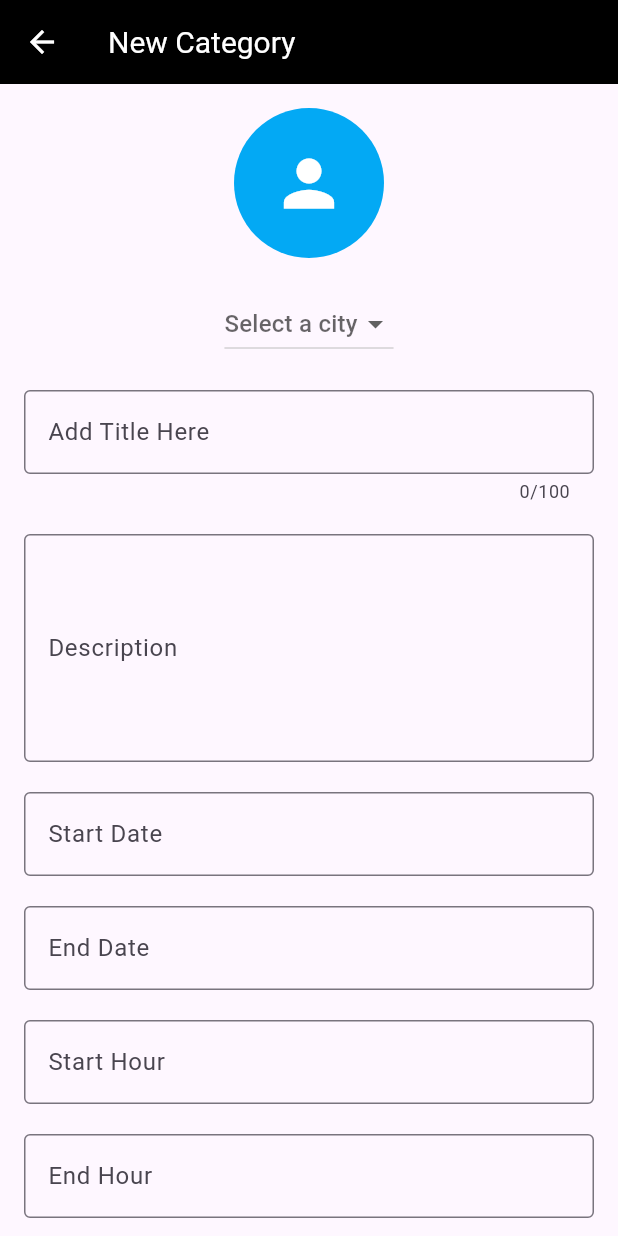
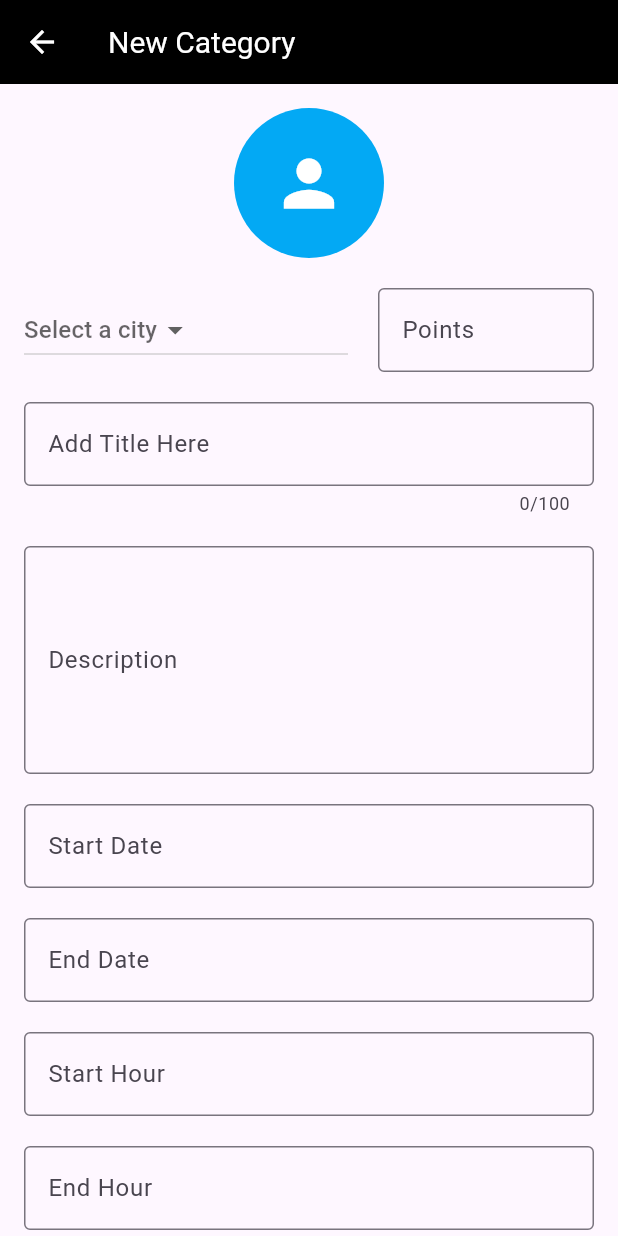
Before and after one commit to BaraaAlBenni/Change-ASPU, a Flutter app: the NewCategoryScreen screen opened directly, on a phone screen of 412 x 824 dp. Run offline on Flutter 3.47's test engine with Material 3 defaults, Android fonts, the phone set to English and light mode, and no system bars; our stand-ins replace flutter_secure_storage, geocoding, geolocator, get, image_picker, permission_handler and 1 more; accounts and stored records are empty.

Commit message:
Update Version 1.2.1

```diff
--- a/lib/view/newcategory.dart
+++ b/lib/view/newcategory.dart
@@ -20,6 +20,7 @@ class _NewCategoryScreenState extends State<NewCategoryScreen> {
   final TextEditingController _endDateController = TextEditingController();
   final TextEditingController _startHourController = TextEditingController();
   final TextEditingController _endHourController = TextEditingController();
+  final TextEditingController _pointsController = TextEditingController(); // Add points controller
   final ImagePicker _picker = ImagePicker();
   String? _selectedCity;
   final List<String> _cities = ['Damascus', 'Sweida', 'Aleppo', 'Homs', 'Hama', 'Lattakia', 'Tartus', 'Daraa'];
@@ -67,8 +68,8 @@ class _NewCategoryScreenState extends State<NewCategoryScreen> {
 
   Future<void> _createOpportunity() async {
     // Validate input
-    if (_selectedCity == null || _imageFile == null || _titleController.text.isEmpty) {
-      print("Please select a city, an image, and enter a title");
+    if (_selectedCity == null || _imageFile == null || _titleController.text.isEmpty || _pointsController.text.isEmpty) {
+      print("Please select a city, an image, enter a title, and points");
       return;
     }
 
@@ -85,6 +86,7 @@ class _NewCategoryScreenState extends State<NewCategoryScreen> {
       'endDate': _endDateController.text,
       'startHour': _startHourController.text,
       'endHour': _endHourController.text,
+      'points': _pointsController.text,
     };
 
     savedOpportunities.add(json.encode(newOpportunity));
@@ -162,7 +164,7 @@ class _NewCategoryScreenState extends State<NewCategoryScreen> {
               Row(
                 children: [
                   Expanded(
-                    child: Center(
+                    flex: 3,
                     child: DropdownButton<String>(
                       hint: Text("Select a city"),
                       value: _selectedCity,
@@ -178,6 +180,17 @@ class _NewCategoryScreenState extends State<NewCategoryScreen> {
                         });
                       },
                     ),
+                  ),
+                  SizedBox(width: 20),
+                  Expanded(
+                    flex: 2,
+                    child: TextField(
+                      controller: _pointsController,
+                      decoration: InputDecoration(
+                        border: OutlineInputBorder(),
+                        labelText: 'Points',
+                      ),
+                      keyboardType: TextInputType.number,
                     ),
                   ),
                 ],
```
Lines whose indentation alone changed are shown as unchanged.
